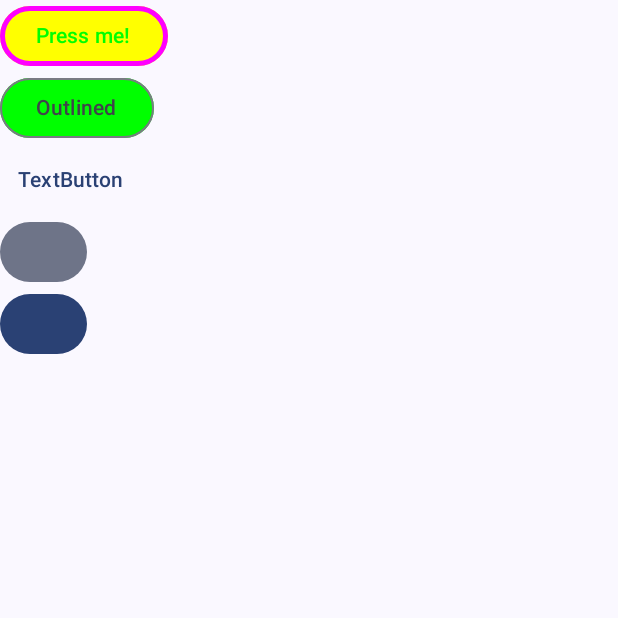
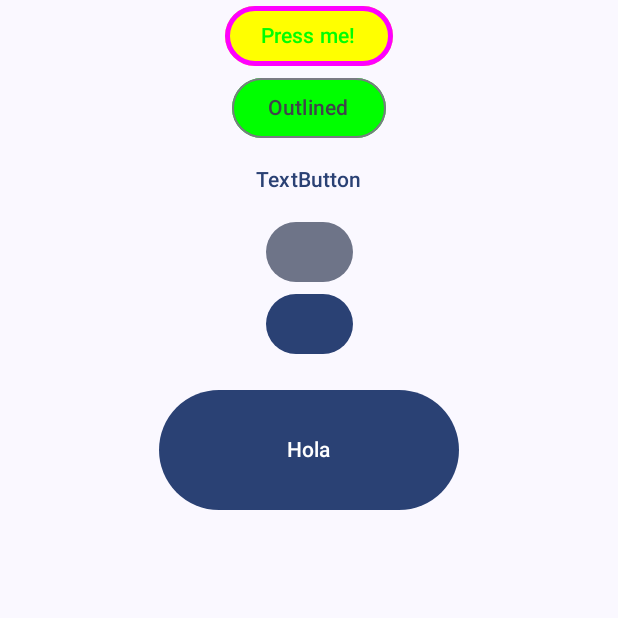
Before and after one commit to veselin0/Jetpack-Compose-Aristedes-Updated, an Android app built with Jetpack Compose: the screen it shows after launch (MainActivity), on a phone screen of 412 x 824 dp, the top half of it. Run offline under Robolectric (Android 15) with nearby library versions, the phone set to English and light mode, and no system bars; our stand-ins replace constraintlayout-compose.

Commit message:
Unfinished Exercise

```diff
--- a/MyUpgradedApplication/app/src/main/java/com/example/myupgradedapplication/components/Buttons.kt
+++ b/MyUpgradedApplication/app/src/main/java/com/example/myupgradedapplication/components/Buttons.kt
@@ -2,23 +2,29 @@ package com.example.myupgradedapplication.components
 
 import android.util.Log
 import androidx.compose.foundation.BorderStroke
+import androidx.compose.foundation.layout.Arrangement
 import androidx.compose.foundation.layout.Column
+import androidx.compose.foundation.layout.Spacer
+import androidx.compose.foundation.layout.fillMaxSize
+import androidx.compose.foundation.layout.height
+import androidx.compose.foundation.layout.width
 import androidx.compose.foundation.shape.RoundedCornerShape
 import androidx.compose.material3.Button
-import androidx.compose.material3.ButtonColors
 import androidx.compose.material3.ButtonDefaults
 import androidx.compose.material3.FilledTonalButton
 import androidx.compose.material3.OutlinedButton
 import androidx.compose.material3.Text
 import androidx.compose.material3.TextButton
 import androidx.compose.runtime.Composable
+import androidx.compose.ui.Alignment
 import androidx.compose.ui.Modifier
 import androidx.compose.ui.graphics.Color
 import androidx.compose.ui.unit.dp
+import androidx.constraintlayout.compose.HorizontalAlign
 
 @Composable
 fun MyButtons(modifier: Modifier = Modifier) {
-    Column(modifier = modifier) {
+    Column(modifier = modifier.fillMaxSize(), horizontalAlignment = Alignment.CenterHorizontally) {
         Button(
             onClick = { Log.i("Gocho", "Button pressed!") },
             enabled = true,
@@ -44,5 +50,9 @@ fun MyButtons(modifier: Modifier = Modifier) {
         }
         FilledTonalButton(onClick = {}) { }
         Button(onClick = {}) {}
+        Spacer(modifier = modifier.height(20.dp))
+        Button(onClick = {}, modifier = modifier.height(80.dp).width(200.dp)) {
+            Text(text = "Hola")
+        }
     }
 }
```
Also changed, not shown: MyUpgradedApplication/app/src/main/java/com/example/myupgradedapplication/MainActivity.kt (+0 -8 lines).
